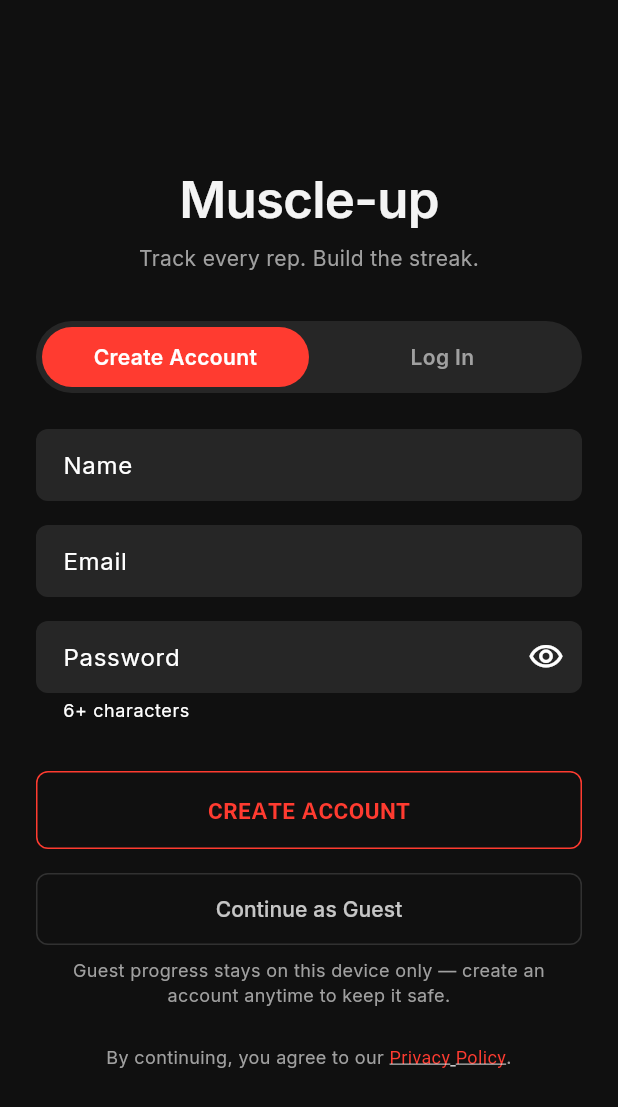
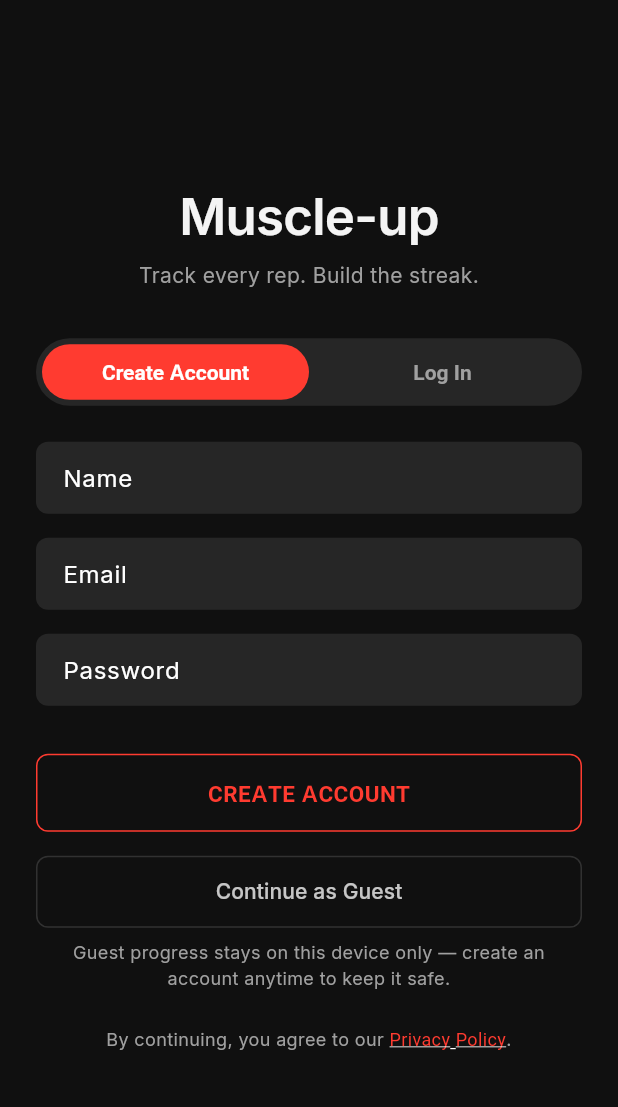
Before and after one commit to aydinmamedov004-debug/muscle-up, a Flutter app: the screen it shows after launch, on a phone screen of 412 x 824 dp. Shown: the top 1107 px of the screen. Run offline on Flutter 3.47's test engine with Material 3 defaults, Android fonts, the phone set to English and light mode, and no system bars; our stand-ins replace file_picker, firebase_ai, firebase_auth, firebase_core, fl_chart, flutter_riverpod and 4 more; accounts and stored records are empty.

Commit message:
Animate the auth mode toggle, focus-gate password hints
Feedback on the sign-up redesign: the Create Account / Log In switch
had no transition (felt primitive), and the password visibility icon
+ "6+ characters" hint were always visible instead of only when
relevant.

- Mode toggle: sliding highlight behind the labels (AnimatedAlign)
  instead of an instant color swap, label color crossfades
  (AnimatedDefaultTextStyle), the name field collapses/expands with
  AnimatedSize + AnimatedSwitcher, and the submit button crossfades
  between "CREATE ACCOUNT" and "LOG IN".
- Password field: visibility toggle and the "6+ characters" hint now
  only appear while the field is focused, via a FocusNode listener.

Updated auth_screen_test.dart to focus the field before finding the
visibility icon, and to pumpAndSettle through the new animations.

```diff
--- a/lib/features/auth/auth_screen.dart
+++ b/lib/features/auth/auth_screen.dart
@@ -46,13 +46,20 @@ class _AuthScreenState extends ConsumerState<AuthScreen> {
         mode: LaunchMode.externalApplication,
       );
     };
+    // The visibility toggle and "6+ characters" hint only make sense while
+    // the user is actually in the password field — surface them on focus
+    // rather than cluttering the form before it's relevant.
+    passwordFocus.addListener(_onPasswordFocusChange);
   }
+
+  void _onPasswordFocusChange() => setState(() {});
 
   @override
   void dispose() {
     nameController.dispose();
     emailController.dispose();
     passwordController.dispose();
+    passwordFocus.removeListener(_onPasswordFocusChange);
     passwordFocus.dispose();
     privacyPolicyTap.dispose();
     super.dispose();
@@ -145,15 +152,34 @@ class _AuthScreenState extends ConsumerState<AuthScreen> {
 
                   const SizedBox(height: AppSpacing.lg),
 
-                  if (isSignUp) ...[
+                  AnimatedSize(
+                    duration: const Duration(milliseconds: 220),
+                    curve: Curves.easeOutCubic,
+                    alignment: Alignment.topCenter,
+                    child: AnimatedSwitcher(
+                      duration: const Duration(milliseconds: 160),
+                      child: isSignUp
+                          ? Column(
+                              key: const ValueKey("name-field"),
+                              crossAxisAlignment: CrossAxisAlignment.stretch,
+                              children: [
                                 TextField(
                                   controller: nameController,
                                   textCapitalization: TextCapitalization.words,
                                   textInputAction: TextInputAction.next,
-                      decoration: const InputDecoration(labelText: "Name"),
+                                  decoration: const InputDecoration(
+                                    labelText: "Name",
+                                  ),
                                 ),
                                 const SizedBox(height: AppSpacing.md),
                               ],
+                            )
+                          : const SizedBox(
+                              key: ValueKey("no-name-field"),
+                              width: double.infinity,
+                            ),
+                    ),
+                  ),
 
                   TextField(
                     controller: emailController,
@@ -173,8 +199,14 @@ class _AuthScreenState extends ConsumerState<AuthScreen> {
                     onSubmitted: (_) => _submit(),
                     decoration: InputDecoration(
                       labelText: "Password",
-                      helperText: isSignUp ? "6+ characters" : null,
-                      suffixIcon: IconButton(
+                      helperText: (passwordFocus.hasFocus && isSignUp)
+                          ? "6+ characters"
+                          : null,
+                      suffixIcon: AnimatedSwitcher(
+                        duration: const Duration(milliseconds: 160),
+                        child: passwordFocus.hasFocus
+                            ? IconButton(
+                                key: const ValueKey("password-visibility"),
                                 icon: Icon(
                                   obscurePassword
                                       ? Icons.visibility_outlined
@@ -182,6 +214,10 @@ class _AuthScreenState extends ConsumerState<AuthScreen> {
                                 ),
                                 onPressed: () => setState(
                                   () => obscurePassword = !obscurePassword,
+                                ),
+                              )
+                            : const SizedBox.shrink(
+                                key: ValueKey("password-visibility-hidden"),
                               ),
                       ),
                     ),
@@ -197,10 +233,14 @@ class _AuthScreenState extends ConsumerState<AuthScreen> {
 
                   const SizedBox(height: AppSpacing.xl),
 
-                  PrimaryButton(
+                  AnimatedSwitcher(
+                    duration: const Duration(milliseconds: 200),
+                    child: PrimaryButton(
+                      key: ValueKey(mode),
                       text: isSignUp ? "CREATE ACCOUNT" : "LOG IN",
                       isLoading: isLoading,
                       onPressed: busy ? null : _submit,
+                    ),
                   ),
 
                   const SizedBox(height: AppSpacing.md),
@@ -267,18 +307,44 @@ class _ModeToggle extends StatelessWidget {
 
   @override
   Widget build(BuildContext context) {
+    final isSignUp = mode == _AuthMode.signUp;
+
     return Container(
       padding: const EdgeInsets.all(4),
       decoration: BoxDecoration(
         color: AppTheme.surfaceLight,
         borderRadius: AppRadius.pill,
       ),
-      child: Row(
+      child: Stack(
+        children: [
+          // Sliding highlight, painted behind the labels — animates between
+          // the two halves instead of the old instant color-swap.
+          Positioned.fill(
+            child: AnimatedAlign(
+              duration: const Duration(milliseconds: 220),
+              curve: Curves.easeOutCubic,
+              alignment: isSignUp
+                  ? Alignment.centerLeft
+                  : Alignment.centerRight,
+              child: FractionallySizedBox(
+                widthFactor: 0.5,
+                heightFactor: 1,
+                child: DecoratedBox(
+                  decoration: BoxDecoration(
+                    color: AppTheme.primary,
+                    borderRadius: AppRadius.pill,
+                  ),
+                ),
+              ),
+            ),
+          ),
+
+          Row(
             children: [
               Expanded(
                 child: _ModeToggleSegment(
                   label: "Create Account",
-              selected: mode == _AuthMode.signUp,
+                  selected: isSignUp,
                   onTap: onChanged == null
                       ? null
                       : () => onChanged!(_AuthMode.signUp),
@@ -287,11 +353,13 @@ class _ModeToggle extends StatelessWidget {
               Expanded(
                 child: _ModeToggleSegment(
                   label: "Log In",
-              selected: mode == _AuthMode.logIn,
+                  selected: !isSignUp,
                   onTap: onChanged == null
                       ? null
                       : () => onChanged!(_AuthMode.logIn),
                 ),
+              ),
+            ],
           ),
         ],
       ),
@@ -313,21 +381,21 @@ class _ModeToggleSegment extends StatelessWidget {
   @override
   Widget build(BuildContext context) {
     return Material(
-      color: selected ? AppTheme.primary : Colors.transparent,
-      borderRadius: AppRadius.pill,
+      color: Colors.transparent,
       child: InkWell(
         onTap: onTap,
         borderRadius: AppRadius.pill,
         child: Padding(
           padding: const EdgeInsets.symmetric(vertical: 10),
-          child: Text(
-            label,
-            textAlign: TextAlign.center,
+          child: AnimatedDefaultTextStyle(
+            duration: const Duration(milliseconds: 220),
+            curve: Curves.easeOutCubic,
             style: TextStyle(
               fontWeight: FontWeight.w600,
               fontSize: 14,
               color: selected ? Colors.white : AppTheme.secondaryText,
             ),
+            child: Text(label, textAlign: TextAlign.center),
           ),
         ),
       ),
```
Also changed, not shown: 1 other file. Lines whose indentation alone changed are shown as unchanged.
